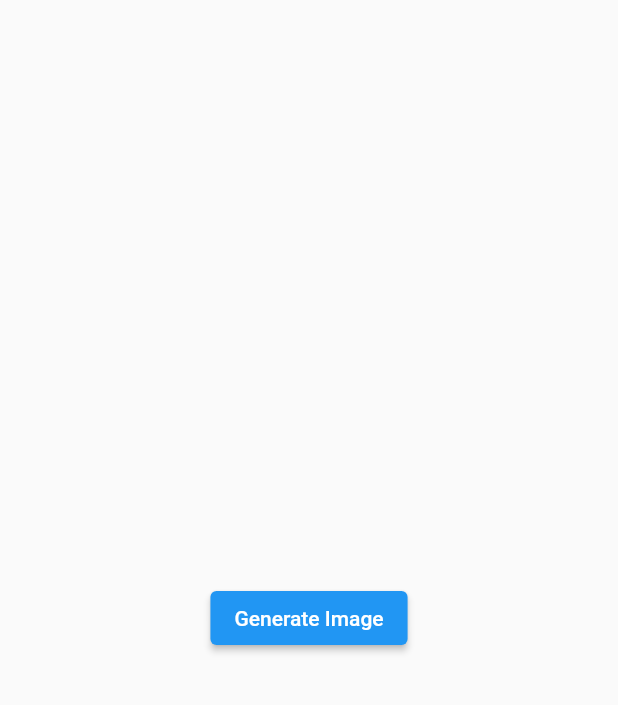
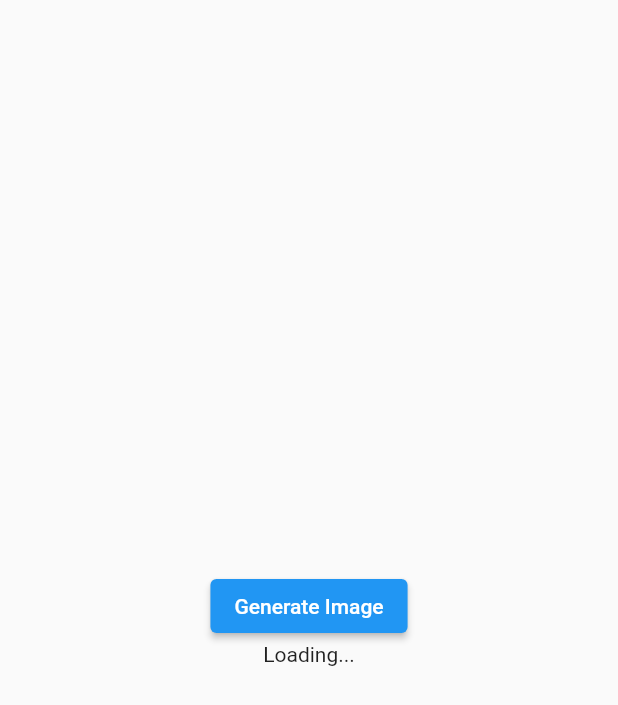
Before and after one commit to redevrx/chat_gpt_sdk, a Flutter app: the GenImgScreen screen opened directly, after a tap on "Generate Image", on a phone screen of 412 x 824 dp. Shown: the top 705 px of the screen. Run offline on Flutter 3.47's test engine with Material 2 defaults, Android fonts, the phone set to English and light mode, and no system bars; our stand-ins replace dio, shared_preferences; missing offline and left inert: material_buttonx; accounts and stored records are empty; statements that could not run were skipped.

Commit message:
update merge code.

```diff
--- a/example/lib/generate_img_screen.dart
+++ b/example/lib/generate_img_screen.dart
@@ -1,7 +1,6 @@
 import 'dart:async';
 import 'package:chat_gpt_sdk/chat_gpt_sdk.dart';
 import 'package:flutter/material.dart';
-
 import 'constants.dart';
 
 class GenImgScreen extends StatefulWidget {
@@ -20,7 +19,8 @@ class _GenImgScreenState extends State<GenImgScreen> {
   void initState() {
     openAI = OpenAI.instance.build(
         token: token,
-        baseOption: HttpSetup(receiveTimeout: const Duration(seconds: 6)),isLogger: true);
+        baseOption: HttpSetup(receiveTimeout: const Duration(seconds: 6)),
+        isLog: true);
     super.initState();
   }
 
@@ -31,18 +31,16 @@ class _GenImgScreenState extends State<GenImgScreen> {
     super.dispose();
   }
 
-  void _generateImage() async{
+  void _generateImage() async {
     const prompt = "King Snake.";
 
-    final request = GenerateImage(prompt,1);
-    subscription = openAI.generateImageStream(request)
-    .asBroadcastStream()
-    .listen((it) {
+    final request = GenerateImage(prompt, 1,size: ImageSize.size256,response_format: Format.url);
+    subscription =
+        openAI.generateImageStream(request).asBroadcastStream().listen((it) {
       setState(() {
         img = "${it.data?.last?.url}";
       });
     });
-
   }
 
   @override
@@ -56,7 +54,7 @@ class _GenImgScreenState extends State<GenImgScreen> {
                   onPressed: () => _generateImage(),
                   child: const Text("Generate Image"))),
           img == ""
-              ? const SizedBox()
+              ? const Text("Loading...")
               : AspectRatio(
                   aspectRatio: 16 / 9,
                   child: Image.network(img),
--- a/lib/src/model/gen_image/request/generate_image.dart
+++ b/lib/src/model/gen_image/request/generate_image.dart
@@ -1,15 +1,15 @@
 ///The size of the generated images.
-enum GenerateImageSize {
+enum ImageSize {
   size1024("1024x1024"),
   size512("512x512"),
   size256("256x256");
 
-  const GenerateImageSize(this.size);
+  const ImageSize(this.size);
   final String size;
 }
 
 ///The format in which the generated images are returned. Must be one of url or b64_json.
-enum GeneratedResponseFormat {
+enum Format {
   url,
   b64_json;
 }
@@ -22,10 +22,10 @@ class GenerateImage {
   final int n;
 
   ///The size of the generated images. Must be one of 256x256, 512x512, or 1024x1024.
-  final String size;
+  final ImageSize? size;
 
   ///The format in which the generated images are returned. Must be one of url or b64_json.
-  final String response_format;
+  final Format? response_format;
 
   ///A unique identifier representing your end-user, which can help OpenAI to monitor and detect abuse.
   final String user;
@@ -33,37 +33,16 @@ class GenerateImage {
   GenerateImage(
     this.prompt,
     this.n, {
-    String? size,
-    GenerateImageSize? generateImageSize,
-    String? response_format,
-    GeneratedResponseFormat? generatedResponseFormat,
+    this.size = ImageSize.size1024,
+    this.response_format = Format.url,
     this.user = "",
-  })  : assert((size == null) || (generateImageSize == null),
-            'size and generatedImageSize  must not both be valid.'),
-        assert((response_format == null) || (generatedResponseFormat == null),
-            'response_format and generatedResponseFormat  must not both be valid.'),
-        assert(1 <= n && n <= 10, 'n must be between 1 and 10.'),
-        assert(
-            size == null ||
-                GenerateImageSize.values.map((e) => e.size).contains(size),
-            'size must be null or [${GenerateImageSize.values.map((e) => e.size).join(',')}]'),
-        assert(
-            response_format == null ||
-                GeneratedResponseFormat.values
-                    .map((e) => e.name)
-                    .contains(response_format),
-            'response_format($response_format) must be null or [${GeneratedResponseFormat.values.map((e) => e.name).join(',')}]'),
-        this.size =
-            size ?? generateImageSize?.size ?? GenerateImageSize.size1024.size,
-        this.response_format = response_format ??
-            generatedResponseFormat?.name ??
-            GeneratedResponseFormat.url.name;
+  })  : assert(1 <= n && n <= 10, 'n must be between 1 and 10.');
 
   Map<String, dynamic> toJson() => Map.of({
         "prompt": this.prompt,
         "n": this.n,
-        "size": this.size,
-        "response_format": this.response_format,
+        "size": this.size?.size,
+        "response_format": this.response_format?.name,
         "user": this.user
       });
 }
--- a/lib/src/openai.dart
+++ b/lib/src/openai.dart
@@ -48,7 +48,7 @@ class OpenAI {
   ///build environment for openai [build]
   ///setup http client
   ///setup logger
-  OpenAI build({String? token, HttpSetup? baseOption, bool isLogger = false}) {
+  OpenAI build({String? token, HttpSetup? baseOption, bool isLog = false}) {
     _buildShared();
 
     if ("$token".isEmpty) throw MissionTokenException();
@@ -62,7 +62,7 @@ class OpenAI {
       dio.httpClientAdapter = IOHttpClientAdapter()
         ..onHttpClientCreate = (client) {
           client.findProxy = (uri) {
-            // "PROXY localhost:7890"
+            /// "PROXY localhost:7890"
             return setup.proxy;
           };
           return client;
@@ -70,7 +70,7 @@ class OpenAI {
     }
     dio.interceptors.add(InterceptorWrapper(_prefs, token!));
 
-    _client = OpenAIClient(dio: dio, isLogging: isLogger);
+    _client = OpenAIClient(dio: dio, isLogging: isLog);
     setToken(token);
 
     return instance;
--- a/pubspec.yaml
+++ b/pubspec.yaml
@@ -1,6 +1,6 @@
 name: chat_gpt_sdk
 description: create chat bot and other bot with ChatGPT SDK
-version: 2.0.4
+version: 2.0.5
 homepage: https://www.facebook.com/REDEVRX
 repository: https://github.com/redevRx/Flutter-ChatGPT
 
```
Also changed, not shown: example/lib/main.dart (+85 -7 lines), lib/src/model/complete_text/response/choices.dart (+5 -5 lines), example/pubspec.lock, 6 other files.
